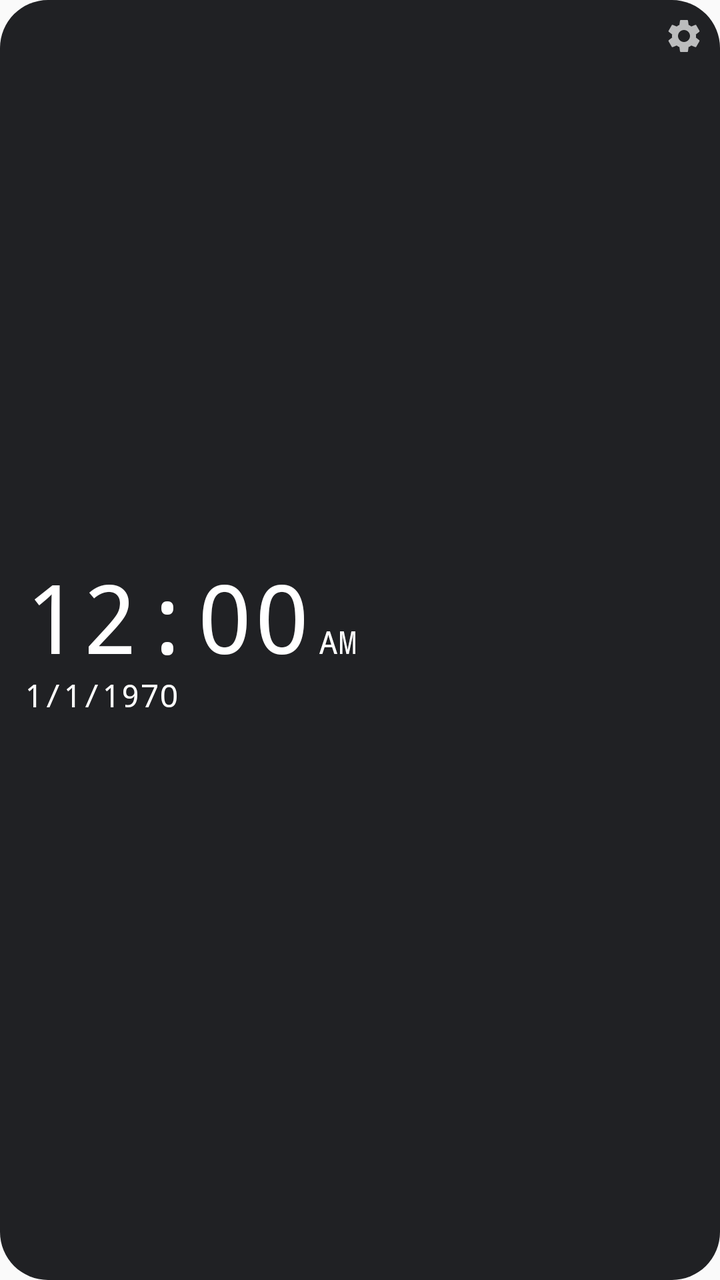
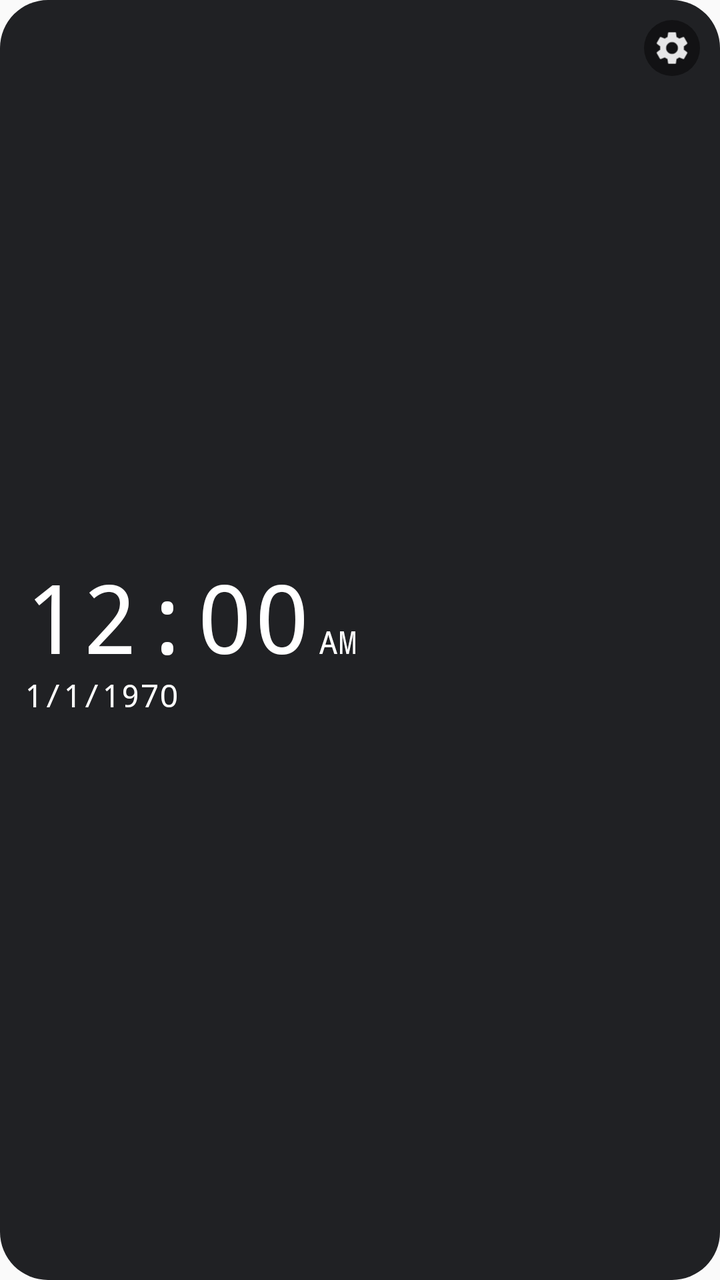

Before-and-after screenshots of an Android layout around one commit, followed by the original layout XML and the change that was made.
<!-- AndroidManifest.xml: application theme Theme.Clock -->
<!-- res/layout/clock_widget_mono.xml -->
<?xml version="1.0" encoding="utf-8"?>
<FrameLayout xmlns:android="http://schemas.android.com/apk/res/android"
    android:id="@+id/root"
    android:layout_width="match_parent"
    android:layout_height="match_parent">

    <ImageView
        android:id="@+id/bg"
        android:layout_width="match_parent"
        android:layout_height="match_parent"
        android:importantForAccessibility="no"
        android:scaleType="fitXY"
        android:src="@drawable/bg_r24" />

    <LinearLayout
        android:id="@+id/content"
        android:layout_width="match_parent"
        android:layout_height="match_parent"
        android:gravity="center_vertical|start"
        android:orientation="vertical"
        android:padding="12dp">

        <LinearLayout
            android:id="@+id/time_row"
            android:layout_width="wrap_content"
            android:layout_height="wrap_content"
            android:baselineAligned="true"
            android:orientation="horizontal">

            <TextClock
                android:id="@+id/time"
                android:layout_width="wrap_content"
                android:layout_height="wrap_content"
                android:fontFamily="monospace"
                android:format12Hour="h:mm"
                android:format24Hour="HH:mm"
                android:includeFontPadding="false"
                android:maxLines="1"
                android:textColor="#FFFFFF"
                android:textSize="48sp" />

            <TextClock
                android:id="@+id/ampm"
                android:layout_width="wrap_content"
                android:layout_height="wrap_content"
                android:layout_marginStart="4dp"
                android:fontFamily="monospace"
                android:format12Hour="a"
                android:format24Hour=""
                android:includeFontPadding="false"
                android:maxLines="1"
                android:textColor="#FFFFFF"
                android:textSize="16sp" />
        </LinearLayout>

        <TextClock
            android:id="@+id/date"
            android:layout_width="wrap_content"
            android:layout_height="wrap_content"
            android:fontFamily="monospace"
            android:format12Hour="M/d/yyyy"
            android:format24Hour="M/d/yyyy"
            android:includeFontPadding="false"
            android:maxLines="1"
            android:textColor="#FFFFFF"
            android:textSize="16sp" />

        <TextView
            android:id="@+id/alarm"
            android:layout_width="wrap_content"
            android:layout_height="wrap_content"
            android:fontFamily="monospace"
            android:includeFontPadding="false"
            android:maxLines="1"
            android:textColor="#CCFFFFFF"
            android:textSize="13sp"
            android:visibility="gone" />

        <LinearLayout
            android:id="@+id/zone1_row"
            android:layout_width="wrap_content"
            android:layout_height="wrap_content"
            android:baselineAligned="true"
            android:orientation="horizontal"
            android:visibility="gone">

            <TextView
                android:id="@+id/zone1_label"
                android:layout_width="wrap_content"
                android:layout_height="wrap_content"
                android:layout_marginEnd="6dp"
                android:fontFamily="monospace"
                android:includeFontPadding="false"
                android:maxLines="1"
                android:textColor="#CCFFFFFF"
                android:textSize="13sp" />

            <TextClock
                android:id="@+id/zone1_clock"
                android:layout_width="wrap_content"
                android:layout_height="wrap_content"
                android:fontFamily="monospace"
                android:format12Hour="h:mm a"
                android:format24Hour="HH:mm"
                android:includeFontPadding="false"
                android:maxLines="1"
                android:textColor="#FFFFFF"
                android:textSize="13sp" />
        </LinearLayout>

        <LinearLayout
            android:id="@+id/zone2_row"
            android:layout_width="wrap_content"
            android:layout_height="wrap_content"
            android:baselineAligned="true"
            android:orientation="horizontal"
            android:visibility="gone">

            <TextView
                android:id="@+id/zone2_label"
                android:layout_width="wrap_content"
                android:layout_height="wrap_content"
                android:layout_marginEnd="6dp"
                android:fontFamily="monospace"
                android:includeFontPadding="false"
                android:maxLines="1"
                android:textColor="#CCFFFFFF"
                android:textSize="13sp" />

            <TextClock
                android:id="@+id/zone2_clock"
                android:layout_width="wrap_content"
                android:layout_height="wrap_content"
                android:fontFamily="monospace"
                android:format12Hour="h:mm a"
                android:format24Hour="HH:mm"
                android:includeFontPadding="false"
                android:maxLines="1"
                android:textColor="#FFFFFF"
                android:textSize="13sp" />
        </LinearLayout>
    </LinearLayout>

    <ImageView
        android:id="@+id/gear"
        android:layout_width="28dp"
        android:layout_height="28dp"
        android:layout_gravity="top|end"
        android:layout_margin="4dp"
        android:contentDescription="Settings"
        android:alpha="0.7"
        android:padding="4dp"
        android:src="@drawable/ic_gear" />
</FrameLayout>
<!-- resources referenced by this layout -->
<resources>
  <!-- drawable bg_r24 (drawable) -->
  <?xml version="1.0" encoding="utf-8"?>
  <shape xmlns:android="http://schemas.android.com/apk/res/android"
      android:shape="rectangle">
      <solid android:color="#202124" />
      <corners android:radius="24dp" />
  </shape>
  <!-- drawable ic_gear (drawable) -->
  <?xml version="1.0" encoding="utf-8"?>
  <vector xmlns:android="http://schemas.android.com/apk/res/android"
      android:width="24dp"
      android:height="24dp"
      android:viewportWidth="24"
      android:viewportHeight="24">
      <path
          android:fillColor="#FFFFFFFF"
          android:pathData="M19.14,12.94c0.04,-0.3 0.06,-0.61 0.06,-0.94c0,-0.32 -0.02,-0.64 -0.07,-0.94l2.03,-1.58c0.18,-0.14 0.23,-0.41 0.12,-0.61l-1.92,-3.32c-0.12,-0.22 -0.37,-0.29 -0.59,-0.22l-2.39,0.96c-0.5,-0.38 -1.03,-0.7 -1.62,-0.94L14.4,2.81c-0.04,-0.24 -0.24,-0.41 -0.48,-0.41h-3.84c-0.24,0 -0.43,0.17 -0.47,0.41L9.25,5.35C8.66,5.59 8.12,5.92 7.63,6.29L5.24,5.33c-0.22,-0.08 -0.47,0 -0.59,0.22L2.74,8.87C2.62,9.08 2.66,9.34 2.86,9.48l2.03,1.58C4.84,11.36 4.8,11.69 4.8,12s0.02,0.64 0.07,0.94l-2.03,1.58c-0.18,0.14 -0.23,0.41 -0.12,0.61l1.92,3.32c0.12,0.22 0.37,0.29 0.59,0.22l2.39,-0.96c0.5,0.38 1.03,0.7 1.62,0.94l0.36,2.54c0.05,0.24 0.24,0.41 0.48,0.41h3.84c0.24,0 0.44,-0.17 0.47,-0.41l0.36,-2.54c0.59,-0.24 1.13,-0.56 1.62,-0.94l2.39,0.96c0.22,0.08 0.47,0 0.59,-0.22l1.92,-3.32c0.12,-0.22 0.07,-0.47 -0.12,-0.61L19.14,12.94zM12,15.6c-1.98,0 -3.6,-1.62 -3.6,-3.6s1.62,-3.6 3.6,-3.6s3.6,1.62 3.6,3.6S13.98,15.6 12,15.6z" />
  </vector>
  <style name="Theme.Clock" parent="android:Theme.Material.Light.NoActionBar" />
</resources>

<!-- the commit's change to res/layout/clock_widget_mono.xml (unified diff, before → after) -->
@@ -146,9 +146,9 @@
         android:layout_width="28dp"
         android:layout_height="28dp"
         android:layout_gravity="top|end"
-        android:layout_margin="4dp"
+        android:layout_margin="10dp"
         android:contentDescription="Settings"
-        android:alpha="0.7"
-        android:padding="4dp"
-        android:src="@drawable/ic_gear" />
+        android:alpha="0.9"
+        android:padding="0dp"
+        android:src="@drawable/ic_gear_badge" />
 </FrameLayout>
<!-- resource entries referenced after the edit -->
@@ -7,6 +7,21 @@
       <solid android:color="#202124" />
       <corners android:radius="24dp" />
   </shape>
+  <!-- drawable ic_gear_badge (drawable) -->
+  <?xml version="1.0" encoding="utf-8"?>
+  <layer-list xmlns:android="http://schemas.android.com/apk/res/android">
+      <item>
+          <shape android:shape="oval">
+              <solid android:color="#80000000" />
+          </shape>
+      </item>
+      <item
+          android:drawable="@drawable/ic_gear"
+          android:bottom="5dp"
+          android:left="5dp"
+          android:right="5dp"
+          android:top="5dp" />
+  </layer-list>
   <!-- drawable ic_gear (drawable) -->
   <?xml version="1.0" encoding="utf-8"?>
   <vector xmlns:android="http://schemas.android.com/apk/res/android"
